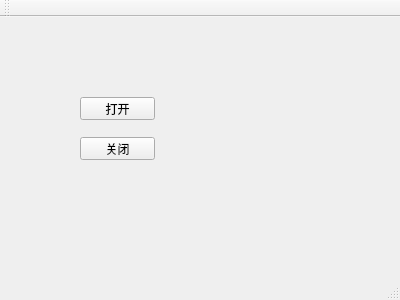
Qt form serial1/mainwindow.ui (isliulin/QT43) before a commit.
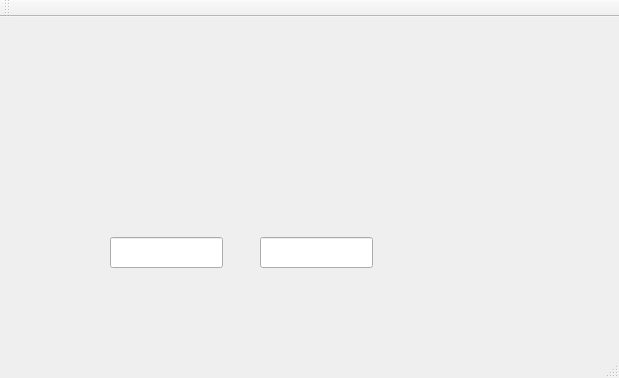
The same form after that commit.

```diff
--- a/serial1/mainwindow.ui
+++ b/serial1/mainwindow.ui
@@ -6,38 +6,45 @@
    <rect>
     <x>0</x>
     <y>0</y>
-    <width>400</width>
-    <height>300</height>
+    <width>619</width>
+    <height>378</height>
    </rect>
   </property>
   <property name="windowTitle">
    <string>MainWindow</string>
   </property>
   <widget class="QWidget" name="centralWidget">
-   <widget class="QPushButton" name="pushButton">
+   <widget class="QLineEdit" name="le_nw">
     <property name="geometry">
      <rect>
-      <x>80</x>
-      <y>80</y>
-      <width>75</width>
-      <height>23</height>
+      <x>110</x>
+      <y>220</y>
+      <width>113</width>
+      <height>31</height>
      </rect>
     </property>
-    <property name="text">
-     <string>打开</string>
+   </widget>
+   <widget class="QLineEdit" name="le_tw">
+    <property name="geometry">
+     <rect>
+      <x>260</x>
+      <y>220</y>
+      <width>113</width>
+      <height>31</height>
+     </rect>
     </property>
    </widget>
-   <widget class="QPushButton" name="pushButton_2">
+   <widget class="QLabel" name="lb_es">
     <property name="geometry">
      <rect>
-      <x>80</x>
-      <y>120</y>
-      <width>75</width>
-      <height>23</height>
+      <x>110</x>
+      <y>110</y>
+      <width>72</width>
+      <height>21</height>
      </rect>
     </property>
     <property name="text">
-     <string>关闭</string>
+     <string/>
     </property>
    </widget>
   </widget>
```
Left out of the diff: 4 changed lines with no effect on the pictures.
